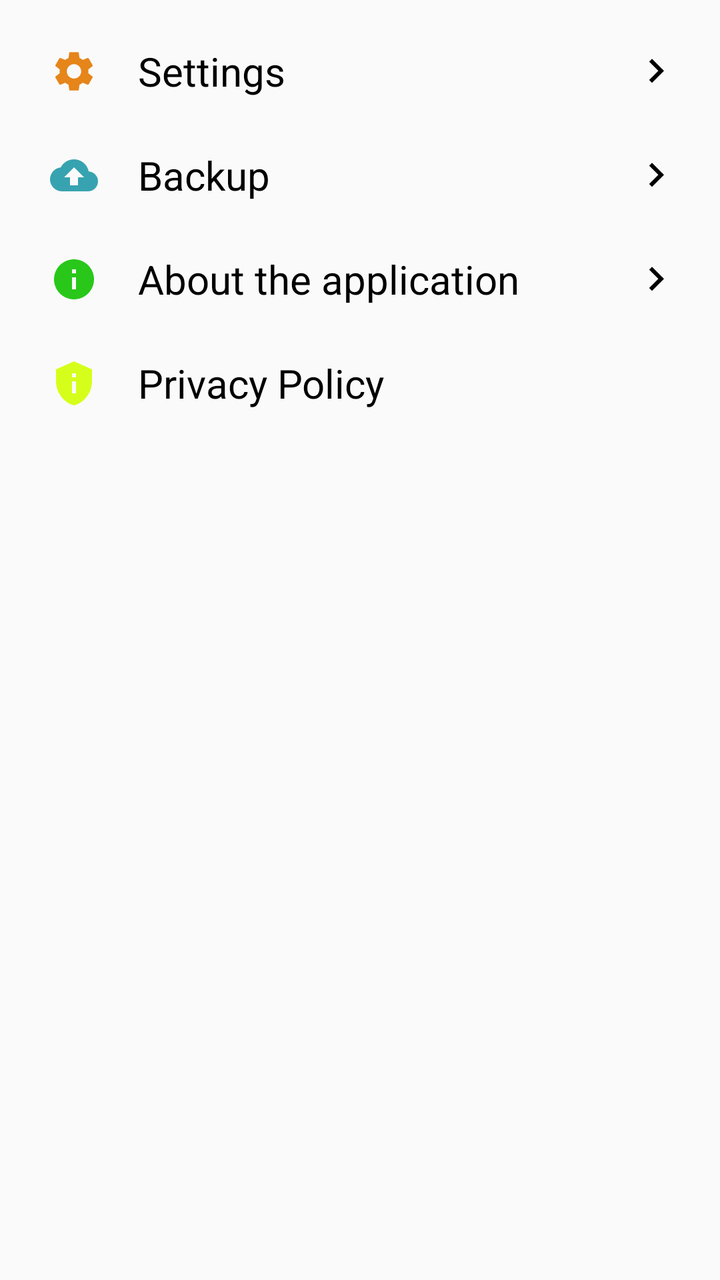
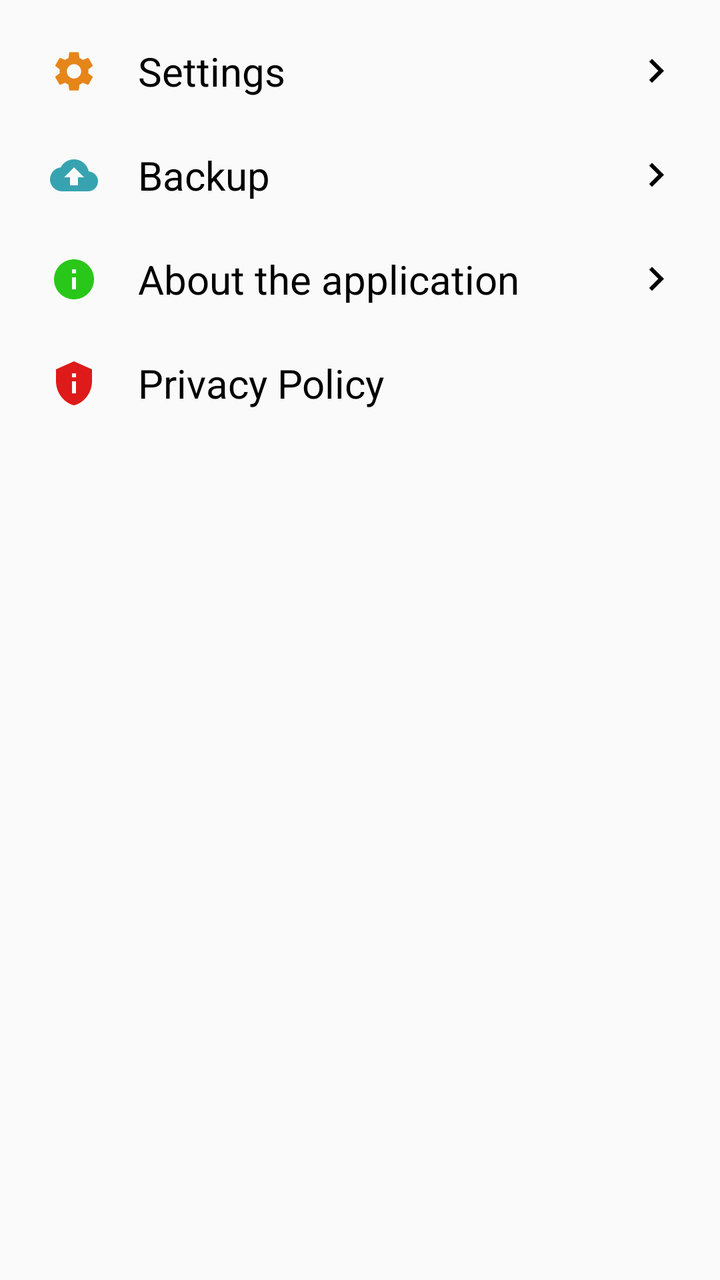

Screens rendered from an Android XML layout before and after an edit, with the pre-edit source and the edit as a unified diff.
<!-- AndroidManifest.xml: application theme Theme.ShopList -->
<!-- res/layout/other_fragment.xml -->
<?xml version="1.0" encoding="utf-8"?>
<ScrollView xmlns:android="http://schemas.android.com/apk/res/android"
    xmlns:app="http://schemas.android.com/apk/res-auto"
    android:layout_width="match_parent"
    android:layout_height="match_parent"
    android:background="@color/background"
    >

    <androidx.appcompat.widget.LinearLayoutCompat
        android:layout_width="match_parent"
        android:layout_height="wrap_content"
        android:orientation="vertical"
        android:paddingStart="20dp"
        android:paddingEnd="20dp"
        android:paddingTop="2dp"
        android:paddingBottom="2dp">


        <androidx.constraintlayout.widget.ConstraintLayout
            android:layout_marginStart="5dp"
            android:id="@+id/setting_screen"
            android:layout_width="match_parent"
            android:layout_height="wrap_content"
            android:layout_marginTop="20dp"
            android:layout_marginBottom="5dp"
            android:elevation="@dimen/cardview_default_elevation">


            <androidx.appcompat.widget.AppCompatImageView
                android:id="@+id/setting_image"
                android:layout_width="wrap_content"
                android:layout_height="wrap_content"
                app:layout_constraintStart_toStartOf="parent"
                app:layout_constraintTop_toTopOf="parent"
                app:layout_constraintTop_toBottomOf="parent"
                android:src="@drawable/ic_orange_settings_24"
                app:layout_constraintBottom_toBottomOf="parent"
                app:layout_constraintEnd_toStartOf="@id/setting_text"/>

            <androidx.appcompat.widget.AppCompatTextView
                android:id="@+id/setting_text"
                android:layout_width="wrap_content"
                android:layout_height="wrap_content"
                app:layout_constraintStart_toEndOf="@id/setting_image"
                app:layout_constraintTop_toTopOf="parent"
                android:textSize="20sp"
                android:layout_marginStart="20dp"
                android:text="@string/setting"
                android:gravity="center_vertical"
                />

            <androidx.appcompat.widget.AppCompatImageView
                android:id="@+id/start_setting"
                android:layout_width="wrap_content"
                android:layout_height="wrap_content"
                app:layout_constraintEnd_toEndOf="parent"
                app:layout_constraintTop_toTopOf="parent"
                app:layout_constraintBottom_toBottomOf="parent"
                android:src="@drawable/ic_keyboard_arrow_right_black_24dp"/>

        </androidx.constraintlayout.widget.ConstraintLayout>



        <androidx.constraintlayout.widget.ConstraintLayout
            android:id="@+id/backup_screen"
            android:layout_width="match_parent"
            android:layout_height="wrap_content"
            android:layout_marginStart="5dp"
            android:layout_marginTop="20dp"
            android:layout_marginBottom="5dp"
            android:elevation="@dimen/cardview_default_elevation">



            <androidx.appcompat.widget.AppCompatImageView
                android:id="@+id/backup_image"
                android:layout_width="wrap_content"
                android:layout_height="wrap_content"
                app:layout_constraintStart_toStartOf="parent"
                app:layout_constraintTop_toTopOf="parent"
                app:layout_constraintTop_toBottomOf="parent"
                android:src="@drawable/ic_blue_backup_24"
                app:layout_constraintBottom_toBottomOf="parent"
                app:layout_constraintEnd_toStartOf="@id/backup_text"/>

            <androidx.appcompat.widget.AppCompatTextView
                android:id="@+id/backup_text"
                android:layout_width="wrap_content"
                android:layout_height="wrap_content"
                app:layout_constraintStart_toEndOf="@id/backup_image"
                app:layout_constraintTop_toTopOf="parent"
                android:textSize="20sp"
                android:layout_marginStart="20dp"
                android:text="@string/backup"
                android:gravity="center_vertical"
                />

            <androidx.appcompat.widget.AppCompatImageView
                android:layout_width="wrap_content"
                android:layout_height="wrap_content"
                app:layout_constraintEnd_toEndOf="parent"
                app:layout_constraintTop_toTopOf="parent"
                app:layout_constraintBottom_toBottomOf="parent"
                android:src="@drawable/ic_keyboard_arrow_right_black_24dp"/>


        </androidx.constraintlayout.widget.ConstraintLayout>




        <androidx.constraintlayout.widget.ConstraintLayout
            android:id="@+id/info_screen"
            android:layout_width="match_parent"
            android:layout_height="wrap_content"
            android:layout_marginStart="5dp"
            android:layout_marginTop="20dp"
            android:layout_marginBottom="5dp"
            android:elevation="@dimen/cardview_default_elevation">



            <androidx.appcompat.widget.AppCompatImageView
                android:id="@+id/info_image"
                android:layout_width="wrap_content"
                android:layout_height="wrap_content"
                app:layout_constraintStart_toStartOf="parent"
                app:layout_constraintTop_toTopOf="parent"
                app:layout_constraintTop_toBottomOf="parent"
                android:src="@drawable/ic_green_info_24"
                app:layout_constraintBottom_toBottomOf="parent"
                app:layout_constraintEnd_toStartOf="@id/info_text"/>

            <androidx.appcompat.widget.AppCompatTextView
                android:id="@+id/info_text"
                android:layout_width="wrap_content"
                android:layout_height="wrap_content"
                app:layout_constraintStart_toEndOf="@id/info_image"
                app:layout_constraintTop_toTopOf="parent"
                android:textSize="20sp"
                android:layout_marginStart="20dp"
                android:text="@string/support"
                android:gravity="center_vertical"
                />

            <androidx.appcompat.widget.AppCompatImageView
                android:layout_width="wrap_content"
                android:layout_height="wrap_content"
                app:layout_constraintEnd_toEndOf="parent"
                app:layout_constraintTop_toTopOf="parent"
                app:layout_constraintBottom_toBottomOf="parent"
                android:src="@drawable/ic_keyboard_arrow_right_black_24dp"/>


        </androidx.constraintlayout.widget.ConstraintLayout>

        <androidx.constraintlayout.widget.ConstraintLayout
            android:layout_marginStart="5dp"
            android:id="@+id/privacy_screen"
            android:layout_width="match_parent"
            android:layout_height="wrap_content"
            android:layout_marginTop="20dp"
            android:layout_marginBottom="5dp"
            android:elevation="@dimen/cardview_default_elevation">


            <androidx.appcompat.widget.AppCompatImageView
                android:id="@+id/privacy_image"
                android:layout_width="wrap_content"
                android:layout_height="wrap_content"
                app:layout_constraintStart_toStartOf="parent"
                app:layout_constraintTop_toTopOf="parent"
                app:layout_constraintTop_toBottomOf="parent"
                android:src="@drawable/ic_yellow_privacy_tip_24"
                app:layout_constraintBottom_toBottomOf="parent"
                app:layout_constraintEnd_toStartOf="@id/privacy_text"/>

            <androidx.appcompat.widget.AppCompatTextView
                android:id="@+id/privacy_text"
                android:layout_width="wrap_content"
                android:layout_height="wrap_content"
                app:layout_constraintStart_toEndOf="@id/privacy_image"
                app:layout_constraintTop_toTopOf="parent"
                android:textSize="20sp"
                android:layout_marginStart="20dp"
                android:text="@string/privacy_policy"
                android:gravity="center_vertical"
                />



        </androidx.constraintlayout.widget.ConstraintLayout>
    </androidx.appcompat.widget.LinearLayoutCompat>



</ScrollView>
<!-- resources referenced by this layout -->
<resources>
  <color name="background">#fafafa</color>
  <!-- drawable ic_blue_backup_24 (drawable) -->
  <vector android:alpha="0.9" android:height="24dp" android:tint="#2099A7"
      android:viewportHeight="24" android:viewportWidth="24"
      android:width="24dp" xmlns:android="http://schemas.android.com/apk/res/android">
      <path android:fillColor="@android:color/white" android:pathData="M19.35,10.04C18.67,6.59 15.64,4 12,4 9.11,4 6.6,5.64 5.35,8.04 2.34,8.36 0,10.91 0,14c0,3.31 2.69,6 6,6h13c2.76,0 5,-2.24 5,-5 0,-2.64 -2.05,-4.78 -4.65,-4.96zM14,13v4h-4v-4H7l5,-5 5,5h-3z"/>
  </vector>
  <!-- drawable ic_green_info_24 (drawable) -->
  <vector android:alpha="0.9" android:height="24dp" android:tint="#10C100"
      android:viewportHeight="24" android:viewportWidth="24"
      android:width="24dp" xmlns:android="http://schemas.android.com/apk/res/android">
      <path android:fillColor="@android:color/white" android:pathData="M12,2C6.48,2 2,6.48 2,12s4.48,10 10,10 10,-4.48 10,-10S17.52,2 12,2zM13,17h-2v-6h2v6zM13,9h-2L11,7h2v2z"/>
  </vector>
  <!-- drawable ic_keyboard_arrow_right_black_24dp (drawable) -->
  <vector android:autoMirrored="true" android:height="24dp"
      android:viewportHeight="24.0" android:viewportWidth="24.0"
      android:width="24dp" xmlns:android="http://schemas.android.com/apk/res/android">
      <path android:fillColor="#FF000000" android:pathData="M8.59,16.34l4.58,-4.59 -4.58,-4.59L10,5.75l6,6 -6,6z"/>
  </vector>
  <!-- drawable ic_yellow_privacy_tip_24 (drawable) -->
  <vector android:alpha="0.9" android:height="24dp" android:tint="#D0FF00"
      android:viewportHeight="24" android:viewportWidth="24"
      android:width="24dp" xmlns:android="http://schemas.android.com/apk/res/android">
      <path android:fillColor="@android:color/white" android:pathData="M12,1L3,5v6c0,5.55 3.84,10.74 9,12c5.16,-1.26 9,-6.45 9,-12V5L12,1L12,1zM11,7h2v2h-2V7zM11,11h2v6h-2V11z"/>
  </vector>
  <string name="backup"> Backup </string>
  <string name="privacy_policy">Privacy Policy</string>
  <string name="setting"> Settings </string>
  <string name="support">About the application</string>
  <style name="Theme.ShopList" parent="Theme.MaterialComponents.DayNight.DarkActionBar">
          
          <item name="colorPrimary">@color/colorPrimary</item>
          <item name="colorPrimaryVariant">@color/colorPrimaryDark</item>
          <item name="colorOnPrimary">@color/colorAccentDark</item>
          <item name="android:textColor">@color/black</item>
          <item name="bottomNavigationStyle">@style/MyBottomNav</item>
  
  
  
  
  
  
  
          
          <item name="android:textColorSecondary">@color/text_hint</item>
          <item name="colorSecondary">@color/colorAccent</item>
          <item name="colorSecondaryVariant">@color/colorAccentDark</item>
          <item name="colorOnSecondary">@color/colorAccentDark</item>
  
          
          <item name="android:statusBarColor">@color/black</item>
          
          <item name="actionBarTheme">@style/MyActionBar</item>
  
          
      </style>
  <color name="colorPrimary">#00838f</color>
  <color name="colorPrimaryDark">#005662</color>
  <color name="colorAccentDark">#00838f</color>
  <color name="black">#000000</color>
  <style name="MyBottomNav" parent="Widget.MaterialComponents.BottomNavigationView">
     <item name="android:colorPrimary">@color/colorAccentDark</item>
          <item name="android:background">@color/colorAccentDark</item>
          <item name="itemTextColor">@color/white</item>
      </style>
  <color name="text_hint">#939393</color>
  <color name="colorAccent">#4fb3bf</color>
  <style name="MyActionBar" parent="ThemeOverlay.MaterialComponents.ActionBar">
          <item name="android:textColor">@color/white</item>
          <item name="height">50dp</item>
          <item name="popupMenuBackground">@color/colorPrimary</item>
  
      </style>
  <color name="white">#ffffff</color>
  <!-- unchanged entries left out for length: 1 -->
</resources>

<!-- the commit's change to res/layout/other_fragment.xml (unified diff, before → after) -->
@@ -44,6 +44,7 @@
                 app:layout_constraintStart_toEndOf="@id/setting_image"
                 app:layout_constraintTop_toTopOf="parent"
                 android:textSize="20sp"
+                android:paddingEnd="48dp"
                 android:layout_marginStart="20dp"
                 android:text="@string/setting"
                 android:gravity="center_vertical"
@@ -91,6 +92,7 @@
                 app:layout_constraintStart_toEndOf="@id/backup_image"
                 app:layout_constraintTop_toTopOf="parent"
                 android:textSize="20sp"
+                android:paddingEnd="48dp"
                 android:layout_marginStart="20dp"
                 android:text="@string/backup"
                 android:gravity="center_vertical"
@@ -139,7 +141,9 @@
                 app:layout_constraintStart_toEndOf="@id/info_image"
                 app:layout_constraintTop_toTopOf="parent"
                 android:textSize="20sp"
-                android:layout_marginStart="20dp"
+                android:paddingEnd="48dp"
+                android:layout_marginStart="20dp"
+
                 android:text="@string/support"
                 android:gravity="center_vertical"
                 />
@@ -172,7 +176,7 @@
                 app:layout_constraintStart_toStartOf="parent"
                 app:layout_constraintTop_toTopOf="parent"
                 app:layout_constraintTop_toBottomOf="parent"
-                android:src="@drawable/ic_yellow_privacy_tip_24"
+                android:src="@drawable/ic_red_privacy_tip_24"
                 app:layout_constraintBottom_toBottomOf="parent"
                 app:layout_constraintEnd_toStartOf="@id/privacy_text"/>
 
@@ -183,6 +187,7 @@
                 app:layout_constraintStart_toEndOf="@id/privacy_image"
                 app:layout_constraintTop_toTopOf="parent"
                 android:textSize="20sp"
+                android:paddingEnd="48dp"
                 android:layout_marginStart="20dp"
                 android:text="@string/privacy_policy"
                 android:gravity="center_vertical"
<!-- resource entries referenced after the edit -->
@@ -19,8 +19,8 @@
       android:width="24dp" xmlns:android="http://schemas.android.com/apk/res/android">
       <path android:fillColor="#FF000000" android:pathData="M8.59,16.34l4.58,-4.59 -4.58,-4.59L10,5.75l6,6 -6,6z"/>
   </vector>
-  <!-- drawable ic_yellow_privacy_tip_24 (drawable) -->
-  <vector android:alpha="0.9" android:height="24dp" android:tint="#D0FF00"
+  <!-- drawable ic_red_privacy_tip_24 (drawable) -->
+  <vector android:alpha="0.9" android:height="24dp" android:tint="#DB0000"
       android:viewportHeight="24" android:viewportWidth="24"
       android:width="24dp" xmlns:android="http://schemas.android.com/apk/res/android">
       <path android:fillColor="@android:color/white" android:pathData="M12,1L3,5v6c0,5.55 3.84,10.74 9,12c5.16,-1.26 9,-6.45 9,-12V5L12,1L12,1zM11,7h2v2h-2V7zM11,11h2v6h-2V11z"/>
@@ -56,17 +56,17 @@
   
           
       </style>
-  <color name="colorPrimary">#00838f</color>
-  <color name="colorPrimaryDark">#005662</color>
-  <color name="colorAccentDark">#00838f</color>
+  <color name="colorPrimary">#546e7a</color>
+  <color name="colorPrimaryDark">#29434e</color>
+  <color name="colorAccentDark">#718792</color>
   <color name="black">#000000</color>
   <style name="MyBottomNav" parent="Widget.MaterialComponents.BottomNavigationView">
-     <item name="android:colorPrimary">@color/colorAccentDark</item>
-          <item name="android:background">@color/colorAccentDark</item>
+     <item name="android:colorPrimary">@color/colorPrimary</item>
+          <item name="android:background">@color/colorPrimary</item>
           <item name="itemTextColor">@color/white</item>
       </style>
   <color name="text_hint">#939393</color>
-  <color name="colorAccent">#4fb3bf</color>
+  <color name="colorAccent">#819ca9</color>
   <style name="MyActionBar" parent="ThemeOverlay.MaterialComponents.ActionBar">
           <item name="android:textColor">@color/white</item>
           <item name="height">50dp</item>
